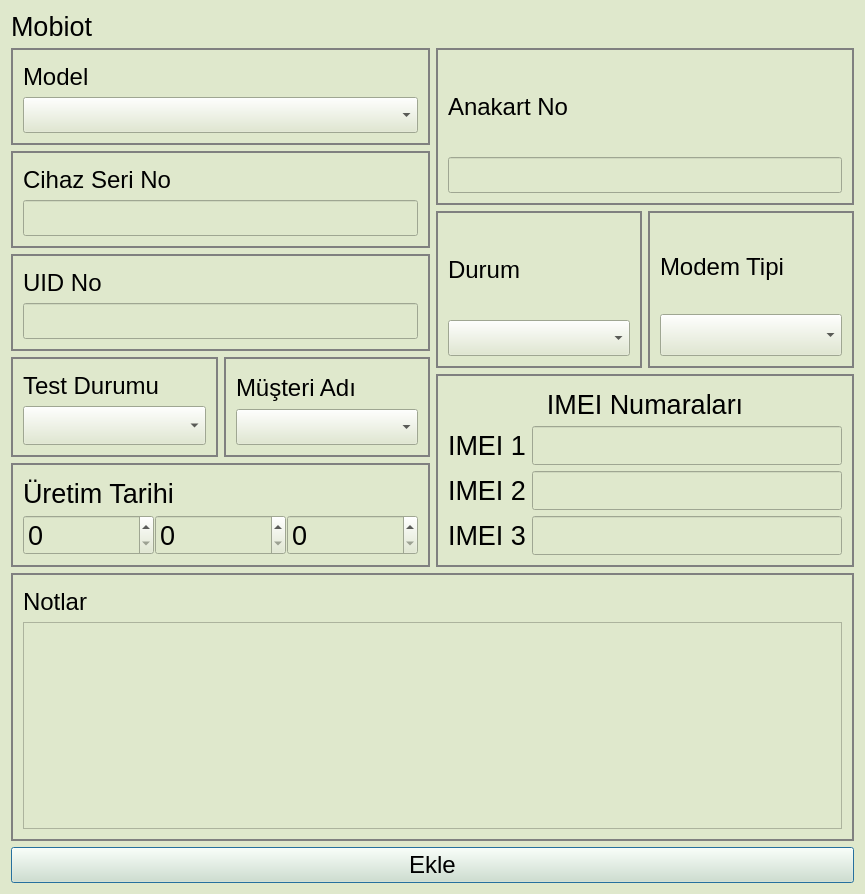
Above: src/mobiotdialog.ui from yunusemrecinar/QT5-cihaz-kimlik-teknik-servis before the change. Below: the same form after it.
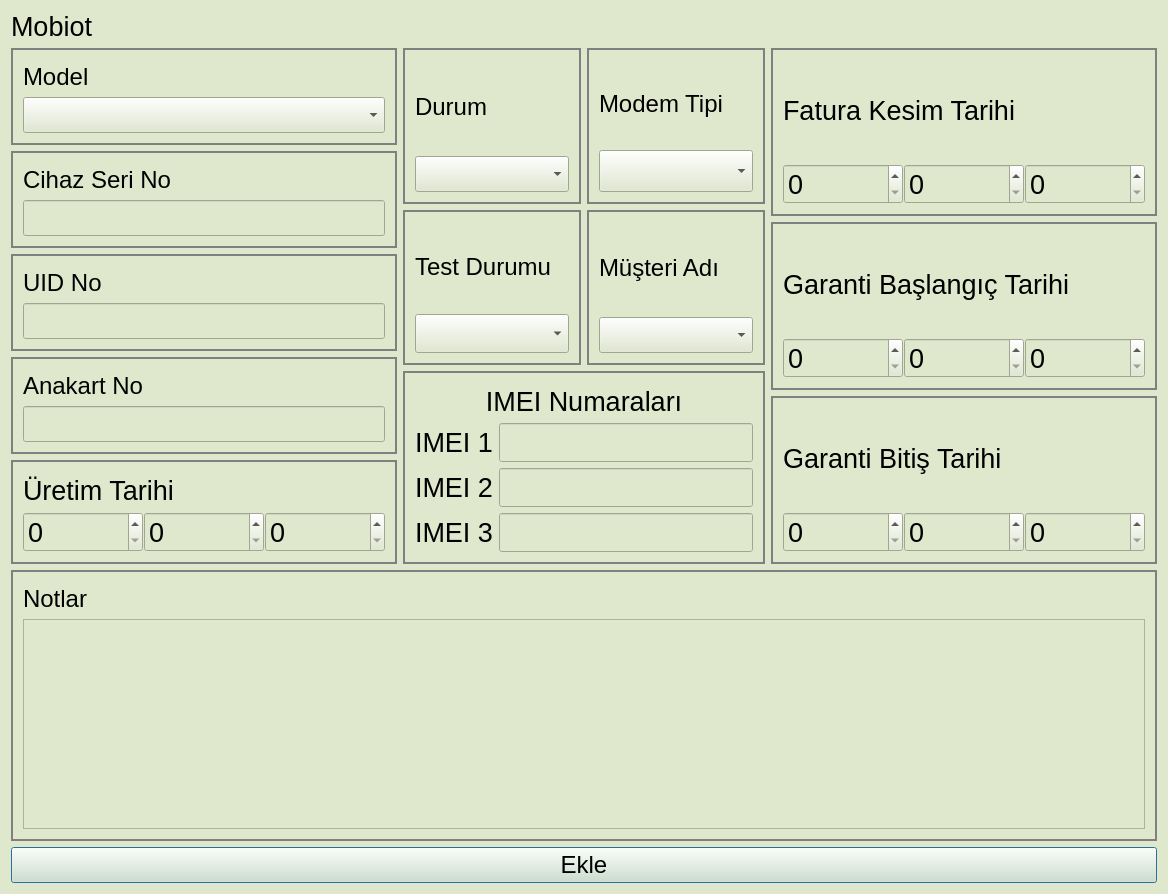
That is the form after the change.

Diff of the .ui file:
```diff
--- a/src/mobiotdialog.ui
+++ b/src/mobiotdialog.ui
@@ -6,7 +6,7 @@
    <rect>
     <x>0</x>
     <y>0</y>
-    <width>865</width>
+    <width>1168</width>
     <height>894</height>
    </rect>
   </property>
@@ -156,81 +156,33 @@
           </widget>
          </item>
          <item>
-          <layout class="QHBoxLayout" name="horizontalLayout_3">
-           <item>
-            <widget class="QGroupBox" name="TestDurumBox">
-             <property name="styleSheet">
-              <string notr="true">QGroupBox {
-border:2px solid grey;
-}</string>
-             </property>
-             <layout class="QVBoxLayout" name="verticalLayout_8">
-              <item>
-               <widget class="QLabel" name="testDurumu">
-                <property name="font">
-                 <font>
-                  <pointsize>18</pointsize>
-                 </font>
-                </property>
-                <property name="styleSheet">
-                 <string notr="true">verticalLayout_6 {
-border:1px;
-}</string>
-                </property>
-                <property name="text">
-                 <string>Test Durumu</string>
-                </property>
-               </widget>
-              </item>
-              <item>
-               <widget class="QComboBox" name="test_durum_">
-                <property name="font">
-                 <font>
-                  <pointsize>20</pointsize>
-                 </font>
-                </property>
-               </widget>
-              </item>
-             </layout>
-            </widget>
-           </item>
-           <item>
-            <widget class="QGroupBox" name="musteriAdiBox">
+          <widget class="QGroupBox" name="AnakartNoBox">
              <property name="minimumSize">
               <size>
-               <width>0</width>
+             <width>365</width>
                <height>0</height>
               </size>
              </property>
              <property name="styleSheet">
               <string notr="true">QGroupBox {
-border: 2px solid grey;
+border:2px solid grey;
 }</string>
              </property>
-             <layout class="QVBoxLayout" name="verticalLayout_10">
+           <layout class="QVBoxLayout" name="verticalLayout">
               <item>
-               <widget class="QLabel" name="musteriAdi_2">
-                <property name="maximumSize">
-                 <size>
-                  <width>16777215</width>
-                  <height>16777215</height>
-                 </size>
-                </property>
+             <widget class="QLabel" name="anakart">
                 <property name="font">
                  <font>
                   <pointsize>18</pointsize>
                  </font>
                 </property>
                 <property name="text">
-                 <string>Müşteri Adı</string>
+               <string>Anakart No</string>
                 </property>
                </widget>
               </item>
               <item>
-               <widget class="QComboBox" name="musteriAdi_1">
-                <property name="enabled">
-                 <bool>true</bool>
-                </property>
+             <widget class="QLineEdit" name="anakart_">
                 <property name="font">
                  <font>
                   <pointsize>18</pointsize>
@@ -240,8 +192,6 @@
               </item>
              </layout>
             </widget>
-           </item>
-          </layout>
          </item>
          <item>
           <widget class="QGroupBox" name="uretimTarihBox">
@@ -322,44 +272,6 @@
        </item>
        <item>
         <layout class="QVBoxLayout" name="verticalLayout_13">
-         <item>
-          <widget class="QGroupBox" name="AnakartNoBox">
-           <property name="minimumSize">
-            <size>
-             <width>365</width>
-             <height>0</height>
-            </size>
-           </property>
-           <property name="styleSheet">
-            <string notr="true">QGroupBox {
-border:2px solid grey;
-}</string>
-           </property>
-           <layout class="QVBoxLayout" name="verticalLayout">
-            <item>
-             <widget class="QLabel" name="anakart">
-              <property name="font">
-               <font>
-                <pointsize>18</pointsize>
-               </font>
-              </property>
-              <property name="text">
-               <string>Anakart No</string>
-              </property>
-             </widget>
-            </item>
-            <item>
-             <widget class="QLineEdit" name="anakart_">
-              <property name="font">
-               <font>
-                <pointsize>18</pointsize>
-               </font>
-              </property>
-             </widget>
-            </item>
-           </layout>
-          </widget>
-         </item>
          <item>
           <layout class="QHBoxLayout" name="horizontalLayout_5">
            <item>
@@ -473,6 +385,94 @@
            </item>
           </layout>
          </item>
+         <item>
+          <layout class="QHBoxLayout" name="horizontalLayout_3">
+           <item>
+            <widget class="QGroupBox" name="TestDurumBox">
+             <property name="styleSheet">
+              <string notr="true">QGroupBox {
+border:2px solid grey;
+}</string>
+             </property>
+             <layout class="QVBoxLayout" name="verticalLayout_8">
+              <item>
+               <widget class="QLabel" name="testDurumu">
+                <property name="font">
+                 <font>
+                  <pointsize>18</pointsize>
+                 </font>
+                </property>
+                <property name="styleSheet">
+                 <string notr="true">verticalLayout_6 {
+border:1px;
+}</string>
+                </property>
+                <property name="text">
+                 <string>Test Durumu</string>
+                </property>
+               </widget>
+              </item>
+              <item>
+               <widget class="QComboBox" name="test_durum_">
+                <property name="font">
+                 <font>
+                  <pointsize>20</pointsize>
+                 </font>
+                </property>
+               </widget>
+              </item>
+             </layout>
+            </widget>
+           </item>
+           <item>
+            <widget class="QGroupBox" name="musteriAdiBox">
+             <property name="minimumSize">
+              <size>
+               <width>0</width>
+               <height>0</height>
+              </size>
+             </property>
+             <property name="styleSheet">
+              <string notr="true">QGroupBox {
+border: 2px solid grey;
+}</string>
+             </property>
+             <layout class="QVBoxLayout" name="verticalLayout_10">
+              <item>
+               <widget class="QLabel" name="musteriAdi_2">
+                <property name="maximumSize">
+                 <size>
+                  <width>16777215</width>
+                  <height>16777215</height>
+                 </size>
+                </property>
+                <property name="font">
+                 <font>
+                  <pointsize>18</pointsize>
+                 </font>
+                </property>
+                <property name="text">
+                 <string>Müşteri Adı</string>
+                </property>
+               </widget>
+              </item>
+              <item>
+               <widget class="QComboBox" name="musteriAdi_1">
+                <property name="enabled">
+                 <bool>true</bool>
+                </property>
+                <property name="font">
+                 <font>
+                  <pointsize>18</pointsize>
+                 </font>
+                </property>
+               </widget>
+              </item>
+             </layout>
+            </widget>
+           </item>
+          </layout>
+         </item>
          <item>
           <widget class="QGroupBox" name="modemSeriNoBox">
            <property name="styleSheet">
@@ -571,6 +571,235 @@
          </item>
         </layout>
        </item>
+       <item>
+        <layout class="QVBoxLayout" name="verticalLayout_19">
+         <item>
+          <widget class="QGroupBox" name="uretimTarihBox_2">
+           <property name="styleSheet">
+            <string notr="true">QGroupBox {
+border:2px solid grey;
+}</string>
+           </property>
+           <layout class="QVBoxLayout" name="verticalLayout_22">
+            <item>
+             <widget class="QLabel" name="uretim_tarih_2">
+              <property name="font">
+               <font>
+                <pointsize>20</pointsize>
+               </font>
+              </property>
+              <property name="text">
+               <string>Fatura Kesim Tarihi</string>
+              </property>
+             </widget>
+            </item>
+            <item>
+             <layout class="QHBoxLayout" name="horizontalLayout_6">
+              <property name="spacing">
+               <number>1</number>
+              </property>
+              <item>
+               <widget class="QSpinBox" name="fatura_date_day_">
+                <property name="minimumSize">
+                 <size>
+                  <width>120</width>
+                  <height>40</height>
+                 </size>
+                </property>
+                <property name="font">
+                 <font>
+                  <pointsize>20</pointsize>
+                 </font>
+                </property>
+               </widget>
+              </item>
+              <item>
+               <widget class="QSpinBox" name="fatura_date_month_">
+                <property name="minimumSize">
+                 <size>
+                  <width>120</width>
+                  <height>40</height>
+                 </size>
+                </property>
+                <property name="font">
+                 <font>
+                  <pointsize>20</pointsize>
+                 </font>
+                </property>
+               </widget>
+              </item>
+              <item>
+               <widget class="QSpinBox" name="fatura_date_year_">
+                <property name="minimumSize">
+                 <size>
+                  <width>120</width>
+                  <height>40</height>
+                 </size>
+                </property>
+                <property name="font">
+                 <font>
+                  <pointsize>20</pointsize>
+                 </font>
+                </property>
+               </widget>
+              </item>
+             </layout>
+            </item>
+           </layout>
+          </widget>
+         </item>
+         <item>
+          <widget class="QGroupBox" name="uretimTarihBox_4">
+           <property name="styleSheet">
+            <string notr="true">QGroupBox {
+border:2px solid grey;
+}</string>
+           </property>
+           <layout class="QVBoxLayout" name="verticalLayout_23">
+            <item>
+             <widget class="QLabel" name="uretim_tarih_4">
+              <property name="font">
+               <font>
+                <pointsize>20</pointsize>
+               </font>
+              </property>
+              <property name="text">
+               <string>Garanti Başlangıç Tarihi</string>
+              </property>
+             </widget>
+            </item>
+            <item>
+             <layout class="QHBoxLayout" name="horizontalLayout_7">
+              <property name="spacing">
+               <number>1</number>
+              </property>
+              <item>
+               <widget class="QSpinBox" name="garanti_start_day_">
+                <property name="minimumSize">
+                 <size>
+                  <width>120</width>
+                  <height>40</height>
+                 </size>
+                </property>
+                <property name="font">
+                 <font>
+                  <pointsize>20</pointsize>
+                 </font>
+                </property>
+               </widget>
+              </item>
+              <item>
+               <widget class="QSpinBox" name="garanti_start_month_">
+                <property name="minimumSize">
+                 <size>
+                  <width>120</width>
+                  <height>40</height>
+                 </size>
+                </property>
+                <property name="font">
+                 <font>
+                  <pointsize>20</pointsize>
+                 </font>
+                </property>
+               </widget>
+              </item>
+              <item>
+               <widget class="QSpinBox" name="garanti_start_year_">
+                <property name="minimumSize">
+                 <size>
+                  <width>120</width>
+                  <height>40</height>
+                 </size>
+                </property>
+                <property name="font">
+                 <font>
+                  <pointsize>20</pointsize>
+                 </font>
+                </property>
+               </widget>
+              </item>
+             </layout>
+            </item>
+           </layout>
+          </widget>
+         </item>
+         <item>
+          <widget class="QGroupBox" name="uretimTarihBox_3">
+           <property name="styleSheet">
+            <string notr="true">QGroupBox {
+border:2px solid grey;
+}</string>
+           </property>
+           <layout class="QVBoxLayout" name="verticalLayout_24">
+            <item>
+             <widget class="QLabel" name="uretim_tarih_3">
+              <property name="font">
+               <font>
+                <pointsize>20</pointsize>
+               </font>
+              </property>
+              <property name="text">
+               <string>Garanti Bitiş Tarihi</string>
+              </property>
+             </widget>
+            </item>
+            <item>
+             <layout class="QHBoxLayout" name="horizontalLayout_9">
+              <property name="spacing">
+               <number>1</number>
+              </property>
+              <item>
+               <widget class="QSpinBox" name="garanti_bitis_day_">
+                <property name="minimumSize">
+                 <size>
+                  <width>120</width>
+                  <height>40</height>
+                 </size>
+                </property>
+                <property name="font">
+                 <font>
+                  <pointsize>20</pointsize>
+                 </font>
+                </property>
+               </widget>
+              </item>
+              <item>
+               <widget class="QSpinBox" name="garanti_bitis_month_">
+                <property name="minimumSize">
+                 <size>
+                  <width>120</width>
+                  <height>40</height>
+                 </size>
+                </property>
+                <property name="font">
+                 <font>
+                  <pointsize>20</pointsize>
+                 </font>
+                </property>
+               </widget>
+              </item>
+              <item>
+               <widget class="QSpinBox" name="garanti_bitis_year_">
+                <property name="minimumSize">
+                 <size>
+                  <width>120</width>
+                  <height>40</height>
+                 </size>
+                </property>
+                <property name="font">
+                 <font>
+                  <pointsize>20</pointsize>
+                 </font>
+                </property>
+               </widget>
+              </item>
+             </layout>
+            </item>
+           </layout>
+          </widget>
+         </item>
+        </layout>
+       </item>
       </layout>
      </item>
      <item>
```
Lines whose indentation alone changed are shown as unchanged.
